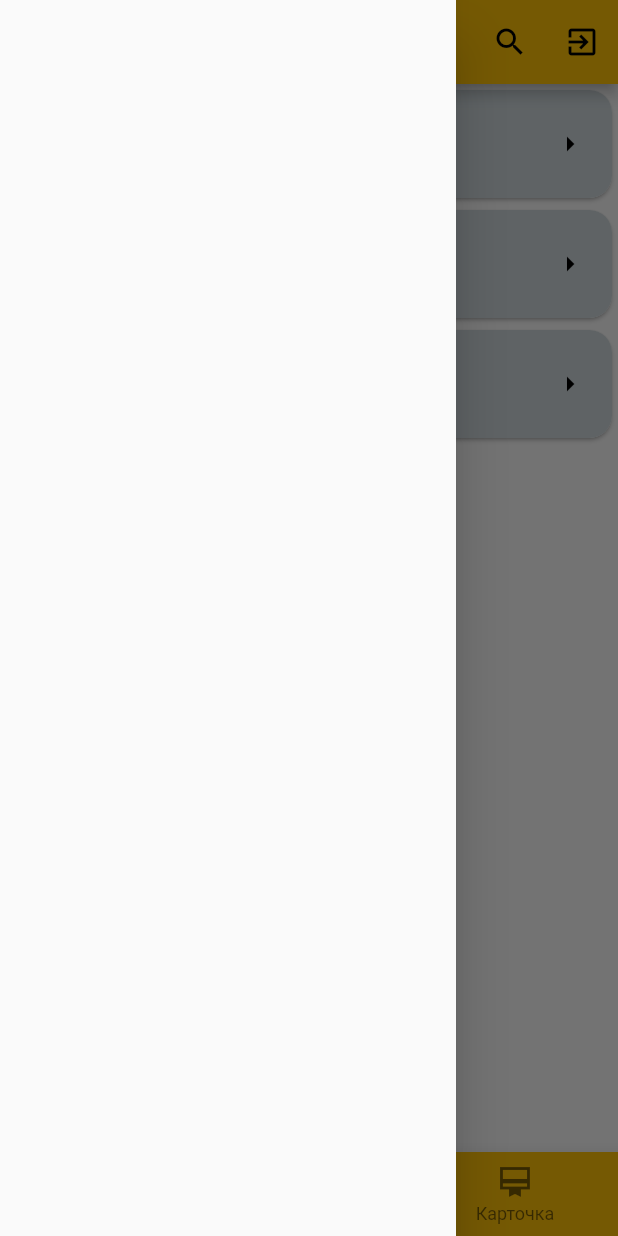
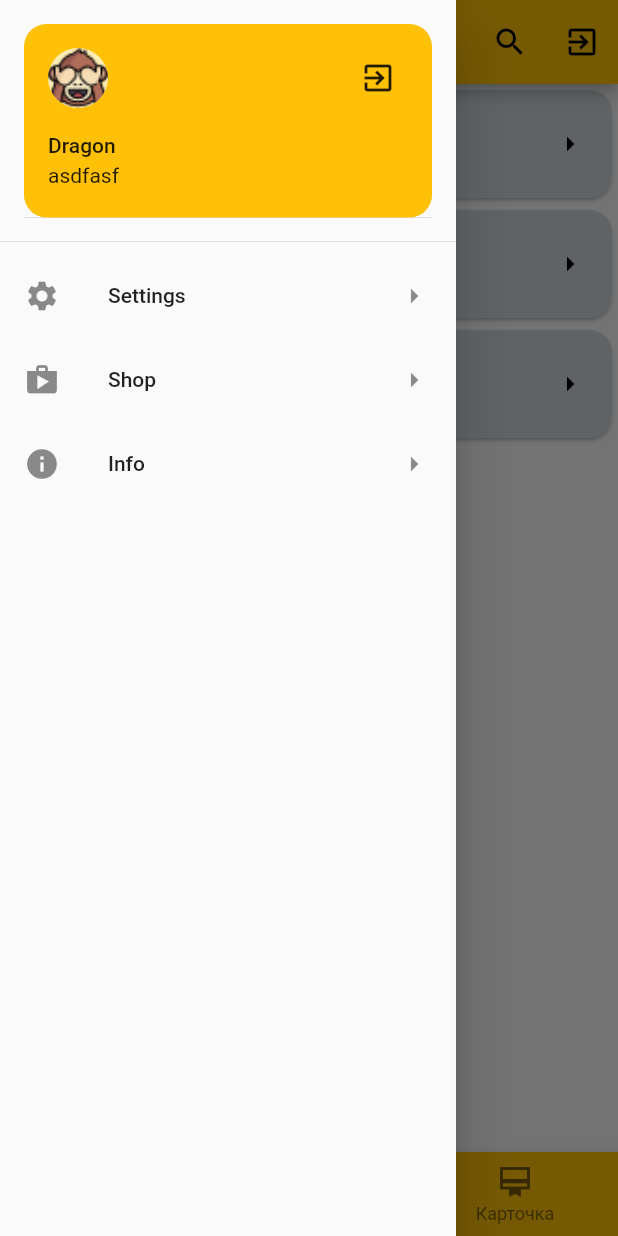
Before and after one commit to WingiM/flutter_lessons, a Flutter app: the HomePage screen opened by its route, with the side drawer open, on a phone screen of 412 x 824 dp. Run offline on Flutter 3.47's test engine with Material 2 defaults, Android fonts, the phone set to English and light mode, and no system bars; missing offline and left inert: infinite_listview.

Commit message:
add menu drawer

```diff
--- /dev/null
+++ b/lib/components/menu_drawer.dart
@@ -0,0 +1,55 @@
+import 'package:flutter/material.dart';
+
+class MenuDrawer extends StatelessWidget {
+  const MenuDrawer({super.key});
+
+  @override
+  Widget build(BuildContext context) {
+    return Drawer(
+      child: ListView(
+        children: [
+          DrawerHeader(
+            child: UserAccountsDrawerHeader(
+              currentAccountPicture: Container(
+                alignment: Alignment.topLeft,
+                child: const CircleAvatar(
+                  backgroundImage: AssetImage("images/monkey.png"),
+                ),
+              ),
+              accountName: const Text("Dragon"),
+              accountEmail: const Text("asdfasf"),
+              decoration: BoxDecoration(
+                  color: Theme.of(context).primaryColor,
+                  borderRadius: BorderRadius.circular(15)),
+              otherAccountsPictures: [
+                IconButton(
+                    icon: const Icon(Icons.exit_to_app),
+                    onPressed: () {
+                      Navigator.popAndPushNamed(context, '/');
+                    })
+              ],
+            ),
+          ),
+          ListTile(
+            title: const Text("Settings"),
+            leading: const Icon(Icons.settings),
+            trailing: const Icon(Icons.arrow_right),
+            onTap: () {},
+          ),
+          ListTile(
+            title: const Text("Shop"),
+            leading: const Icon(Icons.shop),
+            trailing: const Icon(Icons.arrow_right),
+            onTap: () {},
+          ),
+          ListTile(
+            title: const Text("Info"),
+            leading: const Icon(Icons.info),
+            trailing: const Icon(Icons.arrow_right),
+            onTap: () {},
+          ),
+        ],
+      ),
+    );
+  }
+}
--- a/lib/pages/home.dart
+++ b/lib/pages/home.dart
@@ -2,6 +2,7 @@ import 'package:flutter/material.dart';
 import 'package:flutter_lessons/pages/deals.dart';
 import 'package:flutter_lessons/pages/scroll.dart';
 
+import '../components/menu_drawer.dart';
 import 'calendar.dart';
 
 class HomePage extends StatefulWidget {
@@ -102,7 +103,7 @@ class _HomePageState extends State<HomePage> {
         ),
       ),
       floatingActionButtonLocation: FloatingActionButtonLocation.centerDocked,
-      drawer: const Drawer(),
+      drawer: const MenuDrawer(),
       bottomNavigationBar: BottomNavigationBar(
           currentIndex: index,
           backgroundColor: primaryColor,
```
